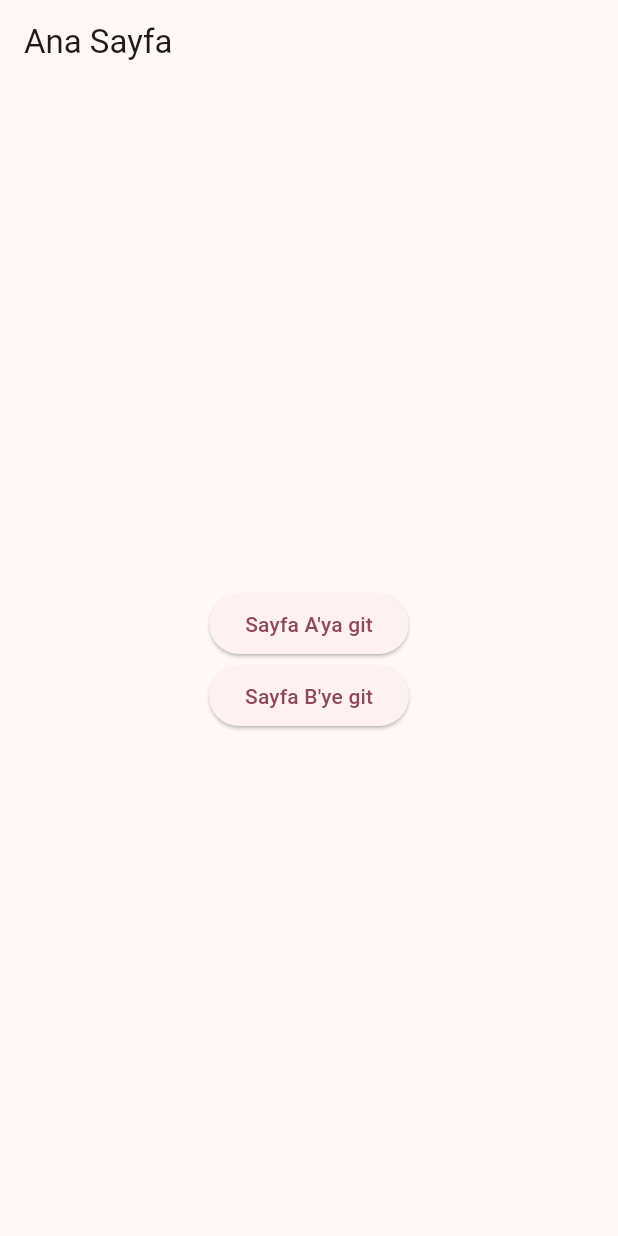
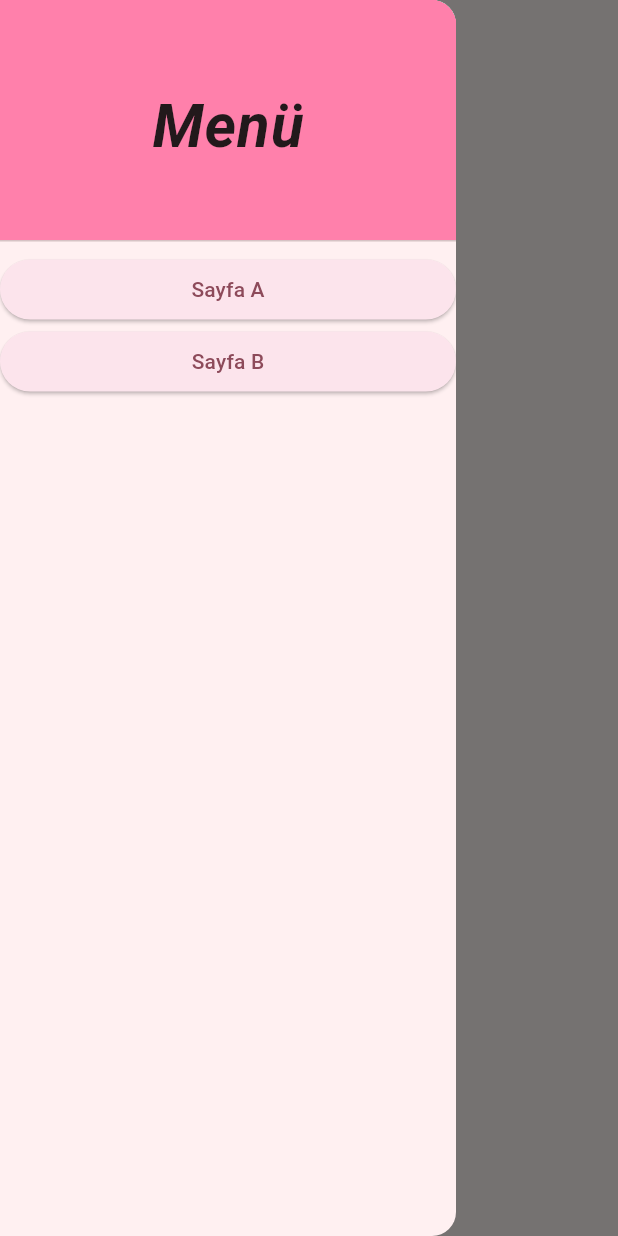
Before and after one commit to azranurvrdr/WidgetExercises, a Flutter app: the screen it shows after launch, with the side drawer open (before the commit the screen has no drawer), on a phone screen of 412 x 824 dp. Run offline on Flutter 3.47's test engine with Material 3 defaults, Android fonts, the phone set to English and light mode, and no system bars.

```diff
--- a/lib/main.dart
+++ b/lib/main.dart
@@ -34,6 +34,52 @@ class AnaSayfa extends StatelessWidget {
   Widget build(BuildContext context) {
 
     return Scaffold(
+      drawer: Drawer(
+        child: ListView(
+          padding: EdgeInsets.zero,
+          children: [
+            DrawerHeader(
+              child: Container(
+                alignment: Alignment.center,
+                child: Text(
+                  'Menü',
+                  style:
+                  TextStyle(
+                      fontSize: 40,
+                      fontStyle: FontStyle.italic,
+                      fontWeight: FontWeight.bold
+                  ),
+                ),
+              ),
+              decoration: BoxDecoration(
+                color: Colors.pinkAccent.shade100,
+              ),
+            ),
+
+            ElevatedButton(
+              child: Text('Sayfa A'),
+              onPressed: (){
+                Navigator.push(context, MaterialPageRoute(builder: (context) => SayfaA())
+                );
+              },
+              style: ButtonStyle(
+                backgroundColor: MaterialStateProperty.all(Colors.pink.shade50),
+              ),
+            ),
+            ElevatedButton(
+              child: Text('Sayfa B'),
+              onPressed: (){
+                Navigator.push(context, MaterialPageRoute(builder: (context) => SayfaB())
+                );
+              },
+              style: ButtonStyle(
+                backgroundColor: MaterialStateProperty.all(Colors.pink.shade50),
+              ),
+            ),
+          ],
+        ),
+      ),
+
       appBar: AppBar(
 
         title: Text(title),
```
Also changed, not shown: lib/Sayfa A.dart (+48 -0 lines), lib/Sayfa B.dart (+8 -2 lines).
